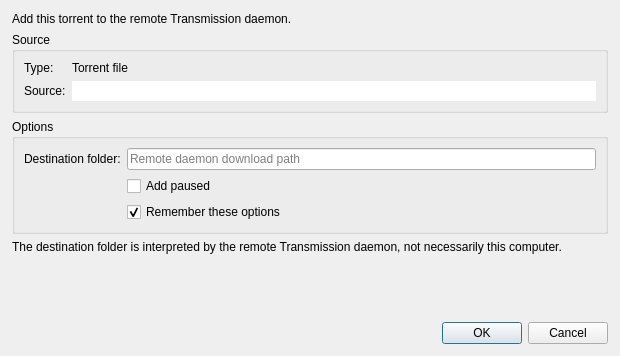
mveinot/transmission-control, file torrentadddialog.ui: the form before one commit.
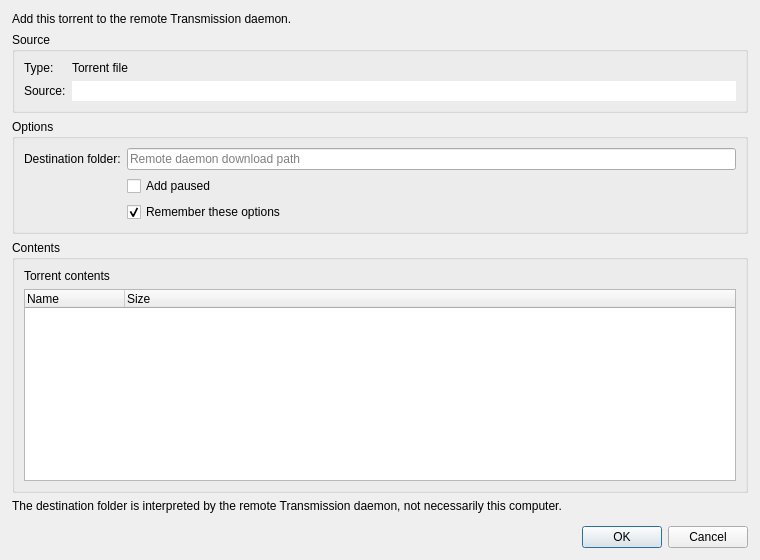
The form after the commit.

Commit message: Show torrent contents after open Initial work to allow marking torrents as unwanted Or set priority when adding

The edit to the form file:
```diff
--- a/torrentadddialog.ui
+++ b/torrentadddialog.ui
@@ -6,8 +6,8 @@
    <rect>
     <x>0</x>
     <y>0</y>
-    <width>620</width>
-    <height>356</height>
+    <width>760</width>
+    <height>560</height>
    </rect>
   </property>
   <property name="windowTitle">
@@ -128,6 +128,48 @@
      </layout>
     </widget>
    </item>
+   <item>
+    <widget class="QGroupBox" name="groupContents">
+     <property name="title">
+      <string>Contents</string>
+     </property>
+     <layout class="QVBoxLayout" name="contentsLayout">
+      <item>
+       <widget class="QLabel" name="labelContentsSummary">
+        <property name="text">
+         <string>Torrent contents</string>
+        </property>
+        <property name="wordWrap">
+         <bool>true</bool>
+        </property>
+       </widget>
+      </item>
+      <item>
+       <widget class="QTreeWidget" name="treeTorrentContents">
+        <property name="alternatingRowColors">
+         <bool>true</bool>
+        </property>
+        <property name="rootIsDecorated">
+         <bool>true</bool>
+        </property>
+        <property name="uniformRowHeights">
+         <bool>true</bool>
+        </property>
+        <column>
+         <property name="text">
+          <string>Name</string>
+         </property>
+        </column>
+        <column>
+         <property name="text">
+          <string>Size</string>
+         </property>
+        </column>
+       </widget>
+      </item>
+     </layout>
+    </widget>
+   </item>
    <item>
     <widget class="QLabel" name="labelPathWarning">
      <property name="text">
```
The commit also changes 3 other files.
